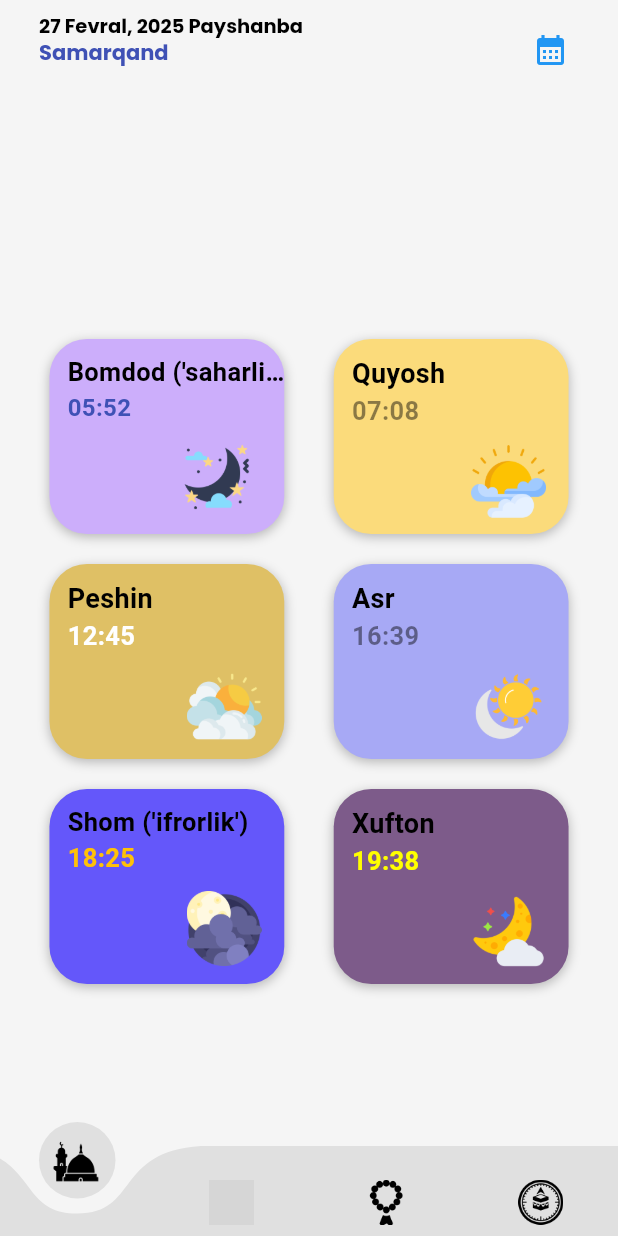
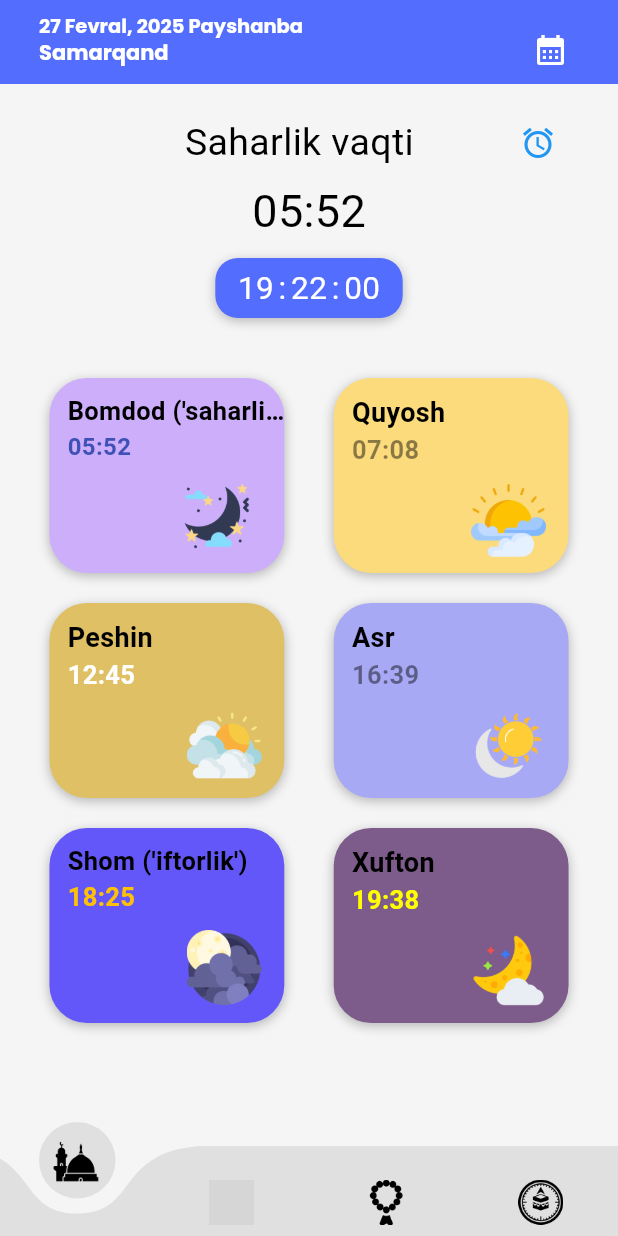
Before and after one commit to lochinbek0505/ramazon_vaqtlari_mobile, a Flutter app: the screen it shows after launch, on a phone screen of 412 x 824 dp. Run offline on Flutter 3.47's test engine with Material 3 defaults, Android fonts, the light colour scheme and no system bars; drawn by our look-alikes of curved_navigation_bar, slide_countdown; our stand-ins replace audioplayers, flutter_compass, geolocator, google_fonts, smooth_page_indicator, vibration; missing offline and left inert: adhan_dart, android_intent_plus; grey boxes are pictures that could not be loaded.

Commit message:
27 - 02-2025 27 - 02- 2025 14:18

```diff
--- a/lib/main.dart
+++ b/lib/main.dart
@@ -1,4 +1,5 @@
 import 'package:flutter/material.dart';
+import 'package:namoz_time_mobile/pages/AlarmTestPage.dart';
 import 'package:namoz_time_mobile/pages/MainPage.dart';
 import 'package:namoz_time_mobile/pages/SplashPage.dart';
 
--- a/lib/pages/HomePage.dart
+++ b/lib/pages/HomePage.dart
@@ -1,8 +1,11 @@
 import 'dart:convert';
 
+import 'package:android_intent_plus/android_intent.dart';
+import 'package:android_intent_plus/flag.dart';
 import 'package:flutter/material.dart';
 import 'package:flutter/services.dart';
 import 'package:google_fonts/google_fonts.dart';
+import 'package:slide_countdown/slide_countdown.dart';
 
 import '../model/namoz_model.dart';
 import 'FullCalendar.dart';
@@ -24,6 +27,27 @@ class _HomePageState extends State<HomePage> {
   //bugungi kungi namoz vaqtlarini o'zida saqlaydi
   late Times time;
   static const platform = MethodChannel('alarm_channel');
+
+  void _setAlarm(int hour, int minute) async {
+    if (hour == null && minute == null) {
+      final intent = AndroidIntent(
+        action: 'android.intent.action.SET_ALARM',
+        arguments: <String, dynamic>{
+          'android.intent.extra.alarm.HOUR': hour,
+          'android.intent.extra.alarm.MINUTES': minute,
+          'android.intent.extra.alarm.MESSAGE': 'Flutter budilnik ⏰',
+          'android.intent.extra.alarm.SKIP_UI': false,
+        },
+        flags: <int>[Flag.FLAG_ACTIVITY_NEW_TASK],
+      );
+
+      await intent.launch();
+    } else {
+      ScaffoldMessenger.of(context).showSnackBar(
+        SnackBar(content: Text('Iltimos, vaqtni tanlang!')),
+      );
+    }
+  }
 
   //bu funksiya json file dagi ma'lumotni NamozModel ga o'girib beryabdi
   Future<void> getDataFromJson() async {
@@ -139,53 +163,107 @@ class _HomePageState extends State<HomePage> {
   }
 
   var check = false;
-
+  var time_vaqt = "";
+  var now_time = DateTime.now();
+  var hour = 0;
+  var minute = 0;
   //bu yerda boshlag'ich qiymatlar berilyabdi va model initsilizatsiya qilinyabdi
   @override
   void initState() {
     super.initState();
     //hozirgi sanani olyabman
     date = DateTime.now();
-
     //bu yerda json file dan o'girilgan data ni aniqlab olyabmiz
     getDataFromJson().then((_) {
       setState(() {
         //bugungi kundagi namoz vaqtlarini aniqlashtirib olish
         time = getCurrentTimes(date.day)!;
         check = !check;
+        countDown();
       });
     });
   }
 
+  var time_name = "";
+
+  void countDown() {
+    var _timeSaharlik = parseTimeOfDay(
+        time.tongSaharlik.toString());
+    var _timeIftorlik = parseTimeOfDay(
+        time.shomIftor.toString());
+    print(_timeSaharlik);
+    time_vaqt = "";
+    now_time = DateTime.now();
+    hour = 0;
+    minute = 0;
+
+    if (_timeSaharlik.hour >= now_time.hour) {
+      if (_timeSaharlik.minute > now_time.minute) {
+        time_name = "Saharlik vaqti";
+        time_vaqt = time.tongSaharlik.toString();
+        hour = _timeSaharlik.hour - now_time.hour;
+        minute = _timeSaharlik.minute - now_time.minute;
+      }
+      else {
+        time_name = "Iftorlik vaqti";
+        time_vaqt = time.shomIftor.toString();
+        var sek = (_timeIftorlik.hour * 3600 +
+            _timeIftorlik.minute * 60) -
+            (now_time.hour * 3600 + now_time.minute * 60);
+        hour = sek ~/ 3600;
+        minute = (sek % 3600) ~/ 60;
+        print("$hour $minute");
+      }
+    }
+    else if (_timeIftorlik.hour < now_time.hour) {
+      time_name = "Saharlik vaqti";
+      time_vaqt = time.tongSaharlik.toString();
+      var sek = 24 * 3600 -
+          (now_time.hour * 3600 + now_time.minute * 60 +
+              now_time.second);
+      hour = _timeSaharlik.hour + sek ~/ 3600;
+      print("${_timeIftorlik.hour} ${_timeIftorlik.minute}");
+      minute = _timeSaharlik.minute + (sek % 3600) ~/ 60;
+    }
+    else {
+      if (_timeIftorlik.minute > now_time.minute) {
+        time_name = "Iftorlik vaqti";
+        time_vaqt = time.shomIftor.toString();
+        hour = _timeIftorlik.hour - now_time.hour;
+        minute = _timeIftorlik.minute - now_time.minute
+        ;
+        print("$hour $minute");
+      } else {
+        time_name = "Saharlik vaqti";
+        time_vaqt = time.tongSaharlik.toString();
+        var sek = 24 * 3600 -
+            (now_time.hour * 3600 + now_time.minute * 60 +
+                now_time.second);
+        hour = _timeSaharlik.hour + sek ~/ 3600;
+        print("${_timeIftorlik.hour} ${_timeIftorlik.minute}");
+        minute = _timeSaharlik.minute + (sek % 3600) ~/ 60;
+      }
+    }
+  }
+
+  TimeOfDay parseTimeOfDay(String time) {
+    final parts = time.trim().split(':'); // ["03", "58"]
+    final hour = int.parse(parts[0]);
+    final minute = int.parse(parts[1]);
+    return TimeOfDay(hour: hour, minute: minute);
+  }
   @override
   Widget build(BuildContext context) {
-    Color backgroundColor;
-    Color dayOrNightColor = Colors.black;
-    String imageAsset;
     Size size = MediaQuery
         .of(context)
         .size;
-    int hour = DateTime.now().hour;
 
-    if (hour >= 6 && hour < 12) {
-      imageAsset = "assets/images/sahar_time_image.png";
-      backgroundColor = Color(0xff97E2Fd);
-    } else if (hour >= 12 && hour < 17) {
-      imageAsset = "assets/images/sunrise_time_image.png";
-      backgroundColor = Color(0xffE1EBDA);
-    } else if (hour >= 17 && hour < 20) {
-      imageAsset = "assets/images/afternoon_time_image.png";
-      backgroundColor = Color(0xffCC7E3B);
-    } else {
-      imageAsset = "assets/images/night_time_image.png";
-      backgroundColor = Color(0xff1E1A43);
-      dayOrNightColor = Colors.white;
-    }
+
 
     return Scaffold(
       backgroundColor: Colors.grey.shade100,
       appBar: AppBar(
-          backgroundColor: Colors.grey.shade100,
+          backgroundColor: Colors.indigoAccent,
           title: Container(
           padding: EdgeInsets.only(top: 0, left: 10, right: 5),
           width: double.infinity,
@@ -205,7 +283,7 @@ class _HomePageState extends State<HomePage> {
                         style: GoogleFonts.poppins(
                           fontSize: 13,
                           fontWeight: FontWeight.bold,
-                          color: Colors.black,
+                          color: Colors.white,
                         ),
                       ),
                       Text(
@@ -213,7 +291,7 @@ class _HomePageState extends State<HomePage> {
                         style: GoogleFonts.poppins(
                           fontSize: 14,
                           fontWeight: FontWeight.bold,
-                          color: Colors.indigo,
+                          color: Colors.white,
                         ),
                       ),
                     ],
@@ -228,7 +306,8 @@ class _HomePageState extends State<HomePage> {
                       );
                     },
 
-                    icon: Icon(Icons.calendar_month, size: 24,color: Colors.blue,),
+                    icon: Icon(
+                      Icons.calendar_month, size: 24, color: Colors.white,),
                   ),
                 ],
               ),
@@ -241,8 +320,64 @@ class _HomePageState extends State<HomePage> {
         height: double.infinity,
         color: Colors.grey.shade100,
         child: ListView(
+
           children: [
-            SizedBox(height: 150),
+            SizedBox(height: 15,),
+            Container(
+              width: size.width,
+              child: Row(
+                mainAxisAlignment: MainAxisAlignment.spaceAround,
+                children: [
+                  SizedBox(width: 35,),
+
+                  Text(time_name,
+                    style: TextStyle(fontSize: 25,
+                        color: Colors.black),),
+                  IconButton(
+                      onPressed: () {},
+                      icon: Icon(Icons.alarm, color: Colors.blue,)),
+
+                ],
+              ),
+
+            ),
+            Center(
+              child: Text(time_vaqt,
+                style: TextStyle(fontSize: 30, color: Colors.black),),
+            ),
+            SizedBox(height: 10,),
+            Center(
+              child: SlideCountdown(
+                padding: EdgeInsets.symmetric(horizontal: 15, vertical: 5),
+                decoration: BoxDecoration(
+                    color: Colors.indigoAccent,
+                    borderRadius: BorderRadius.circular(15),
+                    boxShadow: [
+                      BoxShadow(
+                        color: Colors.black26,
+                        blurRadius: 6,
+                        offset: Offset(0, 2),
+                      ),
+                    ]
+                ),
+
+                onDone: () {
+                  print("ONDONE");
+                  setState(() {
+                    countDown();
+                  });
+                },
+                style: TextStyle(
+                  fontSize: 21,
+                  color: Colors.white,
+                ),
+                separatorStyle: TextStyle(
+                  fontSize: 21,
+                  color: Colors.white,
+                ),
+                duration: Duration(hours: hour, minutes: minute),
+              ),),
+            SizedBox(height: 20),
             Column(
               children: [
                 check
@@ -501,7 +636,7 @@ class _HomePageState extends State<HomePage> {
                                       padding: const EdgeInsets.only(
                                           left: 12.0),
                                       child: Text(
-                                        "Shom ('ifrorlik')", maxLines: 1,
+                                        "Shom ('iftorlik')", maxLines: 1,
                                         overflow: TextOverflow.ellipsis,
                                         style: TextStyle(
                                             fontSize: 17,
--- a/pubspec.yaml
+++ b/pubspec.yaml
@@ -44,6 +44,9 @@ dependencies:
   url_launcher: ^6.3.1
   adhan_dart: ^1.1.2
   flutter_compass: ^0.8.1
+  android_intent_plus: ^5.3.0
+  timer_count_down: ^2.2.2
+  slide_countdown: ^2.0.2
 
 dev_dependencies:
   flutter_test:
```
Also changed, not shown: lib/pages/AlarmTestPage.dart (added, +76 -0 lines), pubspec.lock, 1 other file.
